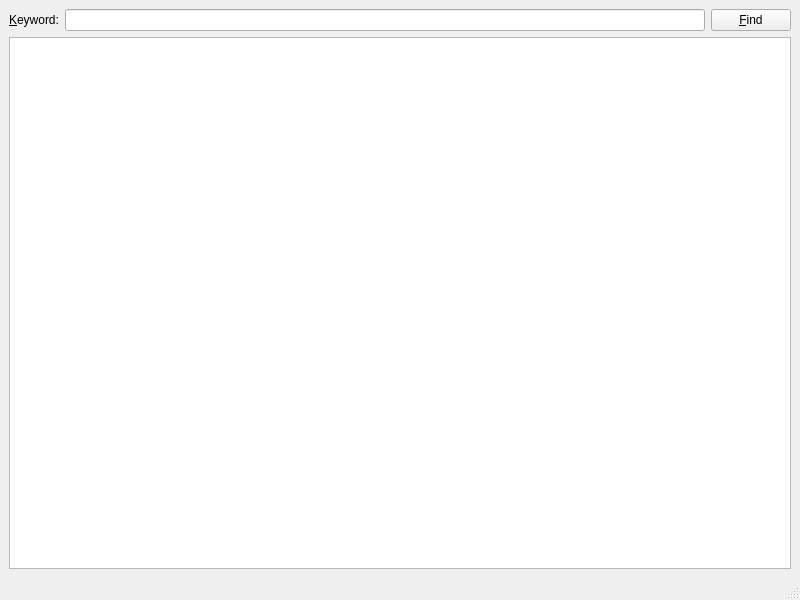
The window that src/forms/notpad.ui (llahteinen/notpad) describes before a commit, drawn with Qt 5.
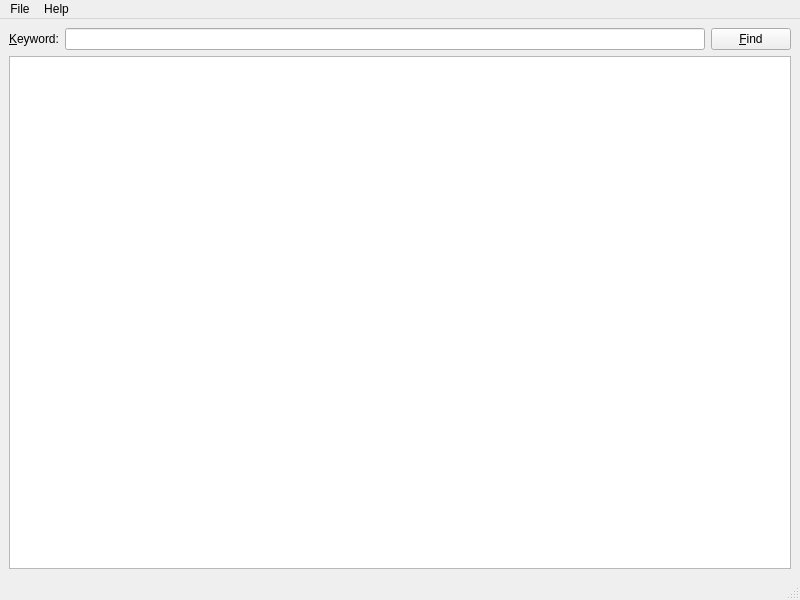
The same window after the commit. Icons and pictures are not drawn.

Commit message: Add: Window top menu. Open file from filesystem

Patch:
```diff
--- a/src/forms/notpad.ui
+++ b/src/forms/notpad.ui
@@ -61,6 +61,24 @@
      <height>22</height>
     </rect>
    </property>
+   <widget class="QMenu" name="menuFile">
+    <property name="title">
+     <string>File</string>
+    </property>
+    <addaction name="actionNew"/>
+    <addaction name="actionOpen"/>
+    <addaction name="actionSave"/>
+    <addaction name="actionExit"/>
+   </widget>
+   <widget class="QMenu" name="menuHelp">
+    <property name="title">
+     <string>Help</string>
+    </property>
+    <addaction name="actionAboutQt"/>
+    <addaction name="actionAbout"/>
+   </widget>
+   <addaction name="menuFile"/>
+   <addaction name="menuHelp"/>
   </widget>
   <widget class="QStatusBar" name="statusbar"/>
  </widget>
```
Left out of the diff: 79 changed lines with no effect on the pictures. The commit also changes 2 other files.
